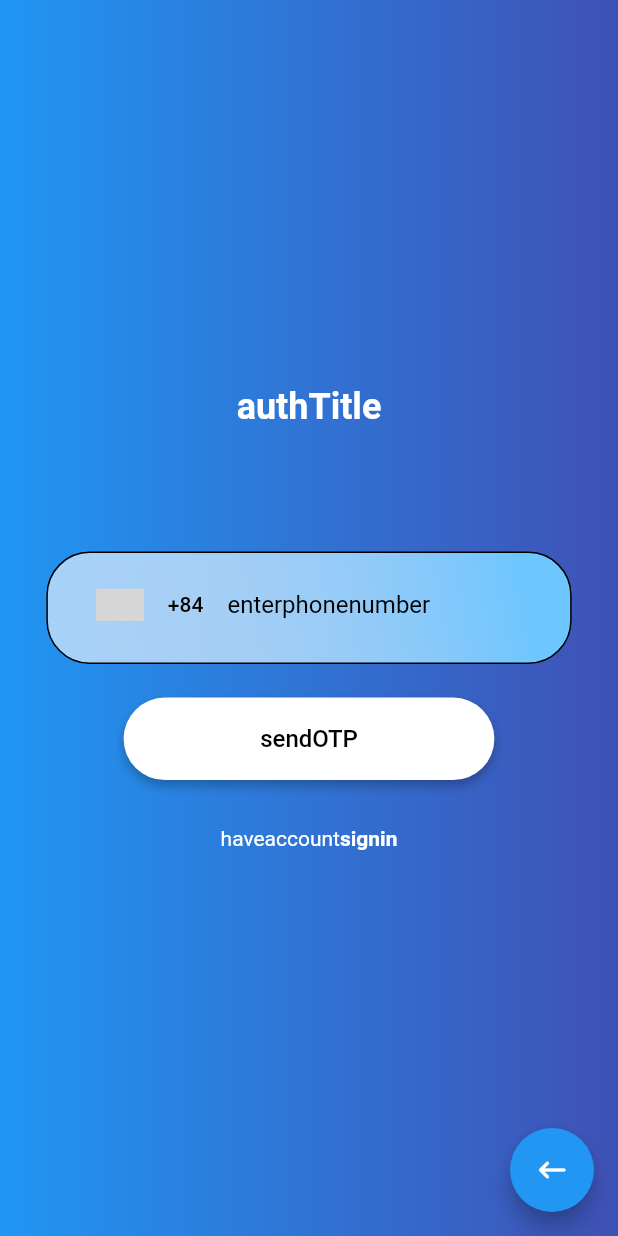
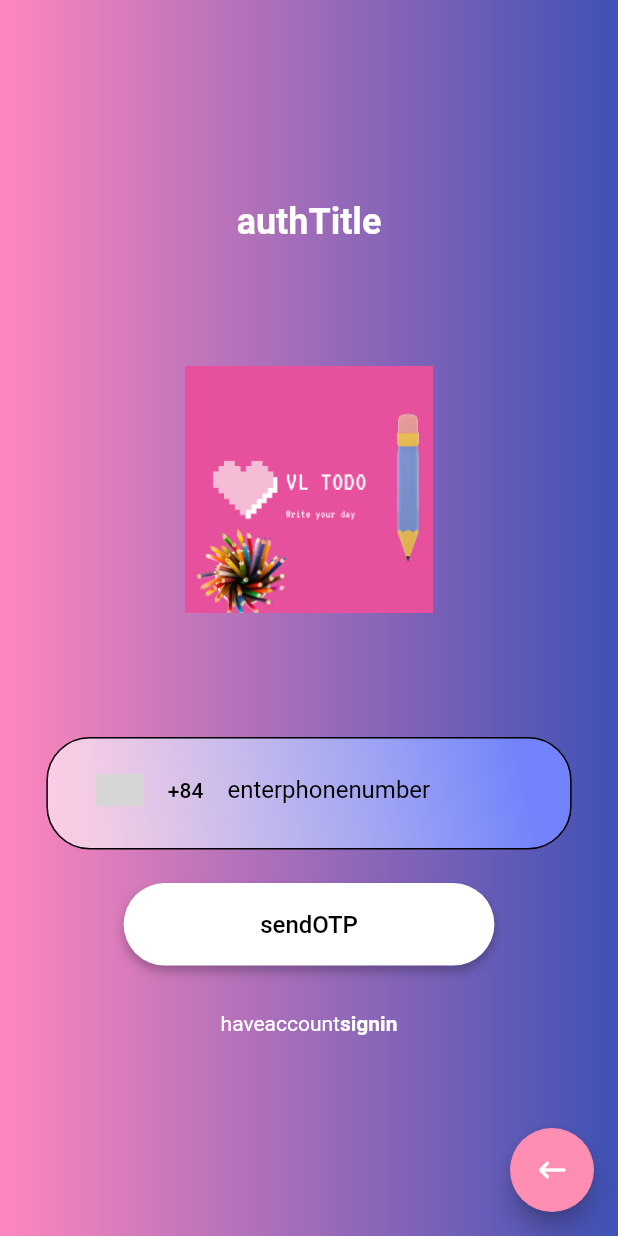
Before and after one commit to longtran2612/Todo-Mobile, a Flutter app: the screen it shows after launch, after a tap on "signup", on a phone screen of 412 x 824 dp. Run offline on Flutter 3.47's test engine with Material 2 defaults, Android fonts, the phone set to English and light mode, and no system bars; drawn by our look-alikes of country_code_picker; our stand-ins replace awesome_notifications, cached_network_image, connectivity_plus, dio, firebase_auth, firebase_core and 6 more; missing offline and left inert: dio_http_cache, flutter_downloader, jwt_decode; accounts and stored records are empty; network calls fail; statements that could not run were skipped; project files that could hold a hidden picture were left out; grey boxes are pictures that could not be loaded.

Commit message:
update color ui

```diff
--- a/lib/main.dart
+++ b/lib/main.dart
@@ -17,8 +17,8 @@ class MyApp extends StatelessWidget {
   @override
   Widget build(BuildContext context) {
     SystemChrome.setSystemUIOverlayStyle(const SystemUiOverlayStyle(
-      statusBarColor: Colors.transparent,
-    ));
+        statusBarColor: Colors.orangeAccent,
+        systemNavigationBarColor: Colors.orangeAccent));
     return GetMaterialApp(
       title: 'todo app',
       debugShowCheckedModeBanner: false,
--- a/lib/modules/auth/auth_screen.dart
+++ b/lib/modules/auth/auth_screen.dart
@@ -27,6 +27,12 @@ class AuthScreen extends GetView<AuthController> {
                     fontWeight: FontWeight.w700,
                     fontSize: 24,
                   ),
+                ),
+                SizedBox(height: size.height * 0.1),
+                Image.asset(
+                  'assets/icons/logo.png',
+                  height: size.height * 0.2,
+                  width: size.height * 0.2,
                 ),
                 SizedBox(height: size.height * 0.1),
                 Container(
--- a/lib/modules/auth/login/login_screen.dart
+++ b/lib/modules/auth/login/login_screen.dart
@@ -21,10 +21,10 @@ class LoginScreen extends GetView<LoginController> {
               mainAxisAlignment: MainAxisAlignment.center,
               children: <Widget>[
                 //image
-                SvgPicture.asset(
-                  'assets/icons/logo.svg',
+                Image.asset(
+                  'assets/icons/logo.png',
                   width: size.width * 0.3,
-                  color: AppColors.light,
+                  //color: AppColors.light,
                 ),
                 SizedBox(height: size.height * 0.05),
                 // Container(
--- a/lib/modules/home/home_binding.dart
+++ b/lib/modules/home/home_binding.dart
@@ -1,6 +1,10 @@
+import 'package:get/get.dart';
 import 'package:get/get_instance/src/bindings_interface.dart';
+import 'package:todo/modules/home/home_controller.dart';
 
 class HomeBinding implements Bindings {
   @override
-  void dependencies() {}
+  void dependencies() {
+    Get.lazyPut(() => HomeController());
+  }
 }
--- a/lib/modules/home/home_screen.dart
+++ b/lib/modules/home/home_screen.dart
@@ -10,6 +10,7 @@ import 'package:todo/widgets/widgets.dart';
 class HomeScreen extends GetView<HomeController> {
   @override
   Widget build(BuildContext context) {
-    return Scaffold(appBar: AppBar(title: Text("Todo App")), drawer: SideBar());
+    return Scaffold(
+        appBar: WidgetAppBar(title: 'personal'.tr), drawer: SideBar());
   }
 }
--- a/lib/themes/app_colors.dart
+++ b/lib/themes/app_colors.dart
@@ -3,8 +3,8 @@ part of 'theme.dart';
 //Colors used in app
 class AppColors {
   AppColors._();
-  static const Color primary = Color.fromRGBO(33, 150, 243, 1);
-  static const Color secondary = Color.fromRGBO(110, 198, 255, 1);
+  static const Color primary = Color.fromRGBO(255, 142, 178, 1);
+  static const Color secondary = Color.fromRGBO(114, 131, 251, 1);
   static const Color primaryDark = Color.fromRGBO(0, 105, 192, 1);
   static const Color lightGrey = Color.fromRGBO(240, 245, 245, 1);
   static const Color backgroundLight = Color.fromRGBO(240, 245, 245, 1);
--- a/lib/welcome/welcome_screen.dart
+++ b/lib/welcome/welcome_screen.dart
@@ -21,17 +21,17 @@ class WelcomeScreen extends StatelessWidget {
               mainAxisAlignment: MainAxisAlignment.center,
               children: <Widget>[
                 const Text(
-                  'WELCOME TO VALO',
+                  'Hi! Todo app',
                   style: TextStyle(
                     color: Colors.white,
                     fontWeight: FontWeight.w700,
-                    fontSize: 24,
+                    fontSize: 30,
                     fontStyle: FontStyle.italic,
                   ),
                 ),
                 SizedBox(height: size.height * 0.1),
-                SvgPicture.asset(
-                  'assets/images/banner_mockup.svg',
+                Image.asset(
+                  'assets/icons/logo.png',
                   height: size.height * 0.2,
                   width: size.height * 0.2,
                 ),
--- a/lib/widgets/background.dart
+++ b/lib/widgets/background.dart
@@ -19,7 +19,7 @@ class Background extends StatelessWidget {
                     Color.fromRGBO(38, 43, 102, 1),
                   ]
                 : <Color>[
-                    Color.fromRGBO(33, 150, 243, 1),
+                    Color.fromRGBO(255, 134, 189, 1),
                     Colors.indigo,
                   ],
           ),
--- a/lib/widgets/custom/rounded_input_field.dart
+++ b/lib/widgets/custom/rounded_input_field.dart
@@ -48,11 +48,11 @@ class RoundedInputField extends StatelessWidget {
     Size size = MediaQuery.of(context).size;
     return Container(
       margin: margin ?? const EdgeInsets.symmetric(vertical: 10),
-      padding: padding ?? const EdgeInsets.symmetric(horizontal: 20),
+      padding: padding ?? const EdgeInsets.symmetric(horizontal: 17),
       width: sizeInput ?? size.width * 0.8,
       decoration: BoxDecoration(
         color: backgroundColor,
-        borderRadius: border ?? BorderRadius.circular(29),
+        borderRadius: border ?? BorderRadius.circular(25),
       ),
       child: TextFormField(
         controller: controller,
--- a/lib/widgets/widget_appbar.dart
+++ b/lib/widgets/widget_appbar.dart
@@ -17,7 +17,7 @@ class WidgetAppBar extends StatelessWidget implements PreferredSizeWidget {
   Widget build(BuildContext context) {
     return AppBar(
       automaticallyImplyLeading: blackButton ?? true,
-      backgroundColor: Colors.blue,
+      backgroundColor: Colors.pinkAccent,
       elevation: 0,
       shadowColor: Colors.transparent,
       iconTheme: const IconThemeData(color: Colors.white),
@@ -32,7 +32,7 @@ class WidgetAppBar extends StatelessWidget implements PreferredSizeWidget {
               bottomLeft: Radius.circular(10),
               bottomRight: Radius.circular(10)),
           gradient: LinearGradient(
-            colors: <Color>[Color.fromRGBO(33, 150, 243, 1), Colors.indigo],
+            colors: <Color>[Color.fromRGBO(255, 131, 251, 1), Colors.indigo],
           ),
         ),
       ),
--- a/pubspec.yaml
+++ b/pubspec.yaml
@@ -102,10 +102,10 @@ dev_dependencies:
 flutter_icons:
   android: 'launcher_icon'
   ios: true
-  image_path: 'assets/icons/valo.png'
+  image_path: 'assets/icons/logo.png'
 flutter_native_splash:
   color: '#ffffff'
-  image: 'assets/icons/valo.png'
+  image: 'assets/images/baner.png'
 # For information on the generic Dart part of this file, see the
 # following page: https://dart.dev/tools/pub/pubspec
 
```
Also changed, not shown: lib/modules/home/home_controller.dart (+16 -1 lines), lib/modules/home/sidebar.dart (+40 -0 lines), assets/icons/logo.png (added), assets/icons/logo.svg (deleted), assets/icons/valo.png (deleted), assets/images/baner.png (added), assets/images/banner_mockup.svg (deleted).
